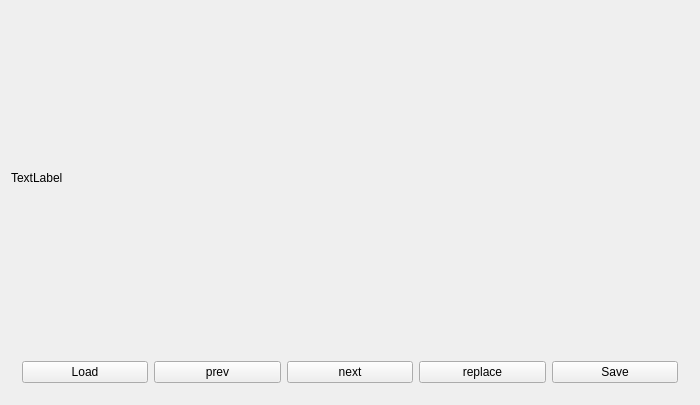
Old version of the form src/mainwindow.ui in the repository stupidPuppies/area_filling_opencv.
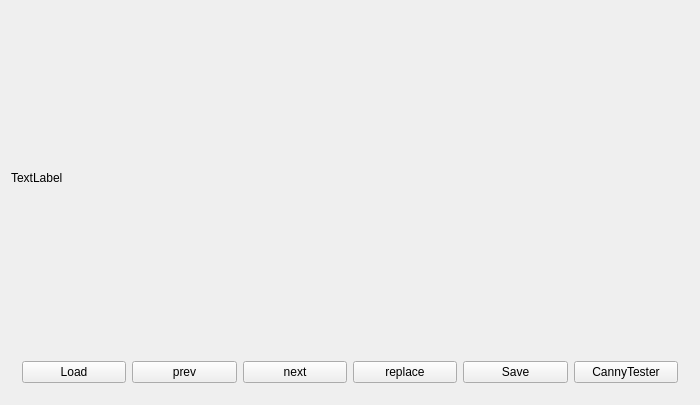
New version of the form.

```diff
--- a/src/mainwindow.ui
+++ b/src/mainwindow.ui
@@ -75,6 +75,13 @@
          </property>
         </widget>
        </item>
+       <item>
+        <widget class="QPushButton" name="pushButton">
+         <property name="text">
+          <string>CannyTester</string>
+         </property>
+        </widget>
+       </item>
       </layout>
      </widget>
     </item>
```
Left out of the diff: 5 changed lines with no effect on the pictures.
